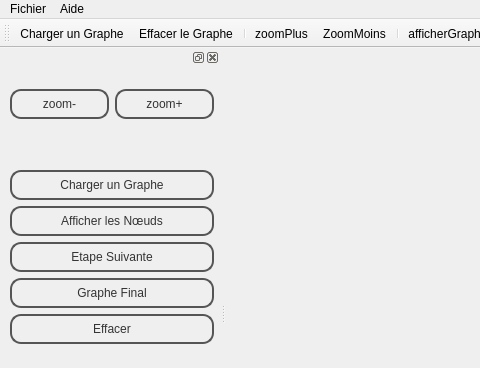
Above: Simulations/ShowGraph/mainwindow.ui from Patre/Energy-saving-in-sensors--networks before the change; both pictures show x 0 to 480 and y 0 to 368 of the 800 by 600 pixel window. Below: the same form after it.
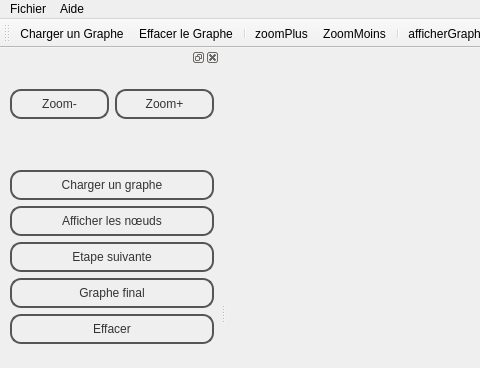
That is the form after the change. Icons and pictures are not drawn.

The edit to the form file:
```diff
--- a/Simulations/ShowGraph/mainwindow.ui
+++ b/Simulations/ShowGraph/mainwindow.ui
@@ -200,7 +200,7 @@
            <string notr="true"/>
           </property>
           <property name="text">
-           <string>zoom-</string>
+           <string>Zoom-</string>
           </property>
          </widget>
         </item>
@@ -216,7 +216,7 @@
            <string notr="true"/>
           </property>
           <property name="text">
-           <string>zoom+</string>
+           <string>Zoom+</string>
           </property>
          </widget>
         </item>
@@ -309,7 +309,7 @@
          </size>
         </property>
         <property name="text">
-         <string>Charger un Graphe</string>
+         <string>Charger un graphe</string>
         </property>
        </widget>
       </item>
@@ -325,7 +325,7 @@
          </size>
         </property>
         <property name="text">
-         <string>Afficher les Nœuds</string>
+         <string>Afficher les nœuds</string>
         </property>
        </widget>
       </item>
@@ -341,7 +341,7 @@
          </size>
         </property>
         <property name="text">
-         <string>Etape Suivante</string>
+         <string>Etape suivante</string>
         </property>
        </widget>
       </item>
@@ -357,7 +357,7 @@
          </size>
         </property>
         <property name="text">
-         <string>Graphe Final</string>
+         <string>Graphe final</string>
         </property>
        </widget>
       </item>
```
Left out of the diff: 32 changed lines with no effect on the pictures.
